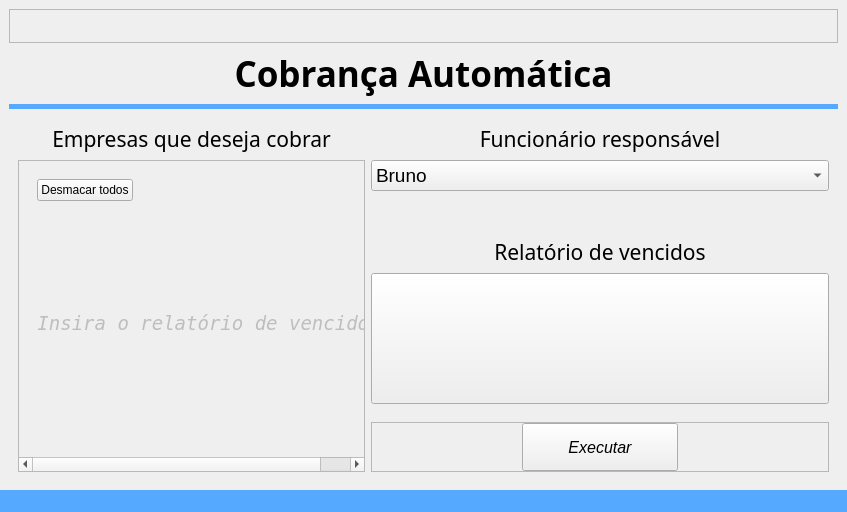
The window that code/src/ui/window_cobranca.ui (Sl3nc/Email_Debt) describes before a commit, drawn with Qt 5.
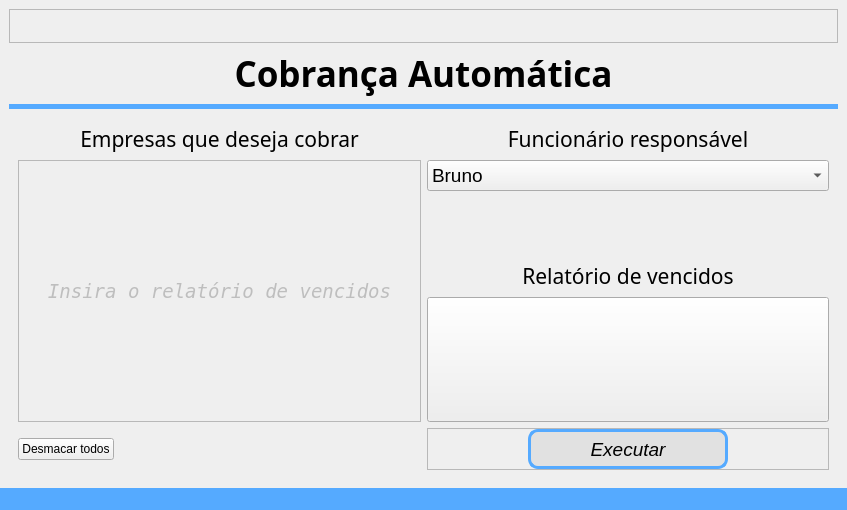
The same window after the commit. Icons and pictures are not drawn.

Patch:
```diff
--- a/code/src/ui/window_cobranca.ui
+++ b/code/src/ui/window_cobranca.ui
@@ -7,13 +7,13 @@
     <x>0</x>
     <y>0</y>
     <width>847</width>
-    <height>512</height>
+    <height>510</height>
    </rect>
   </property>
   <property name="minimumSize">
    <size>
     <width>847</width>
-    <height>491</height>
+    <height>510</height>
    </size>
   </property>
   <property name="windowTitle">
@@ -98,34 +98,21 @@
        <number>0</number>
       </property>
       <widget class="QWidget" name="page">
+       <property name="layoutDirection">
+        <enum>Qt::LayoutDirection::LeftToRight</enum>
+       </property>
        <layout class="QGridLayout" name="gridLayout_3">
-        <item row="3" column="1">
-         <spacer name="verticalSpacer">
-          <property name="orientation">
-           <enum>Qt::Orientation::Vertical</enum>
-          </property>
-          <property name="sizeType">
-           <enum>QSizePolicy::Policy::Maximum</enum>
-          </property>
-          <property name="sizeHint" stdset="0">
-           <size>
-            <width>20</width>
-            <height>40</height>
-           </size>
-          </property>
-         </spacer>
-        </item>
-        <item row="5" column="1">
+        <item row="9" column="1">
          <widget class="QPushButton" name="pushButton_body_relatorio_anexar">
           <property name="sizePolicy">
-           <sizepolicy hsizetype="Minimum" vsizetype="Expanding">
+           <sizepolicy hsizetype="Expanding" vsizetype="Expanding">
             <horstretch>0</horstretch>
             <verstretch>0</verstretch>
            </sizepolicy>
           </property>
           <property name="minimumSize">
            <size>
-            <width>0</width>
+            <width>400</width>
             <height>50</height>
            </size>
           </property>
@@ -135,6 +122,12 @@
             <pointsize>12</pointsize>
            </font>
           </property>
+          <property name="cursor">
+           <cursorShape>PointingHandCursor</cursorShape>
+          </property>
+          <property name="layoutDirection">
+           <enum>Qt::LayoutDirection::LeftToRight</enum>
+          </property>
           <property name="text">
            <string/>
           </property>
@@ -152,12 +145,21 @@
         </item>
         <item row="1" column="1" rowspan="2">
          <widget class="QComboBox" name="comboBox_body_funcionario">
+          <property name="sizePolicy">
+           <sizepolicy hsizetype="Minimum" vsizetype="Fixed">
+            <horstretch>0</horstretch>
+            <verstretch>0</verstretch>
+           </sizepolicy>
+          </property>
           <property name="font">
            <font>
             <family>Segoe UI</family>
             <pointsize>14</pointsize>
            </font>
           </property>
+          <property name="cursor">
+           <cursorShape>PointingHandCursor</cursorShape>
+          </property>
           <property name="layoutDirection">
            <enum>Qt::LayoutDirection::LeftToRight</enum>
           </property>
@@ -173,7 +175,7 @@
           </item>
          </widget>
         </item>
-        <item row="4" column="1">
+        <item row="8" column="1">
          <widget class="QLabel" name="label_bodyrelatorio_title">
           <property name="sizePolicy">
            <sizepolicy hsizetype="Preferred" vsizetype="Maximum">
@@ -195,99 +197,23 @@
           </property>
          </widget>
         </item>
-        <item row="0" column="0">
-         <widget class="QLabel" name="label_body_empresas_title">
-          <property name="font">
-           <font>
-            <family>Tw Cen MT</family>
-            <pointsize>16</pointsize>
-           </font>
-          </property>
-          <property name="text">
-           <string>Empresas que deseja cobrar</string>
-          </property>
-          <property name="alignment">
-           <set>Qt::AlignmentFlag::AlignCenter</set>
-          </property>
-         </widget>
-        </item>
-        <item row="0" column="1">
-         <widget class="QLabel" name="label_body_funcionario_title">
+        <item row="10" column="0">
+         <widget class="QPushButton" name="pushButton_empresas_marcar">
           <property name="sizePolicy">
-           <sizepolicy hsizetype="Preferred" vsizetype="Maximum">
+           <sizepolicy hsizetype="Maximum" vsizetype="Maximum">
             <horstretch>0</horstretch>
             <verstretch>0</verstretch>
            </sizepolicy>
           </property>
-          <property name="font">
-           <font>
-            <family>Tw Cen MT</family>
-            <pointsize>16</pointsize>
-           </font>
+          <property name="cursor">
+           <cursorShape>PointingHandCursor</cursorShape>
           </property>
           <property name="text">
-           <string>Funcionário responsável</string>
+           <string>Desmacar todos</string>
           </property>
-          <property name="alignment">
-           <set>Qt::AlignmentFlag::AlignCenter</set>
-          </property>
          </widget>
         </item>
-        <item row="8" column="1">
-         <widget class="QFrame" name="frame">
-          <property name="frameShape">
-           <enum>QFrame::Shape::StyledPanel</enum>
-          </property>
-          <property name="frameShadow">
-           <enum>QFrame::Shadow::Raised</enum>
-          </property>
-          <layout class="QGridLayout" name="gridLayout_4">
-           <property name="leftMargin">
-            <number>150</number>
-           </property>
-           <property name="topMargin">
-            <number>0</number>
-           </property>
-           <property name="rightMargin">
-            <number>150</number>
-           </property>
-           <property name="bottomMargin">
-            <number>0</number>
-           </property>
-           <item row="0" column="0">
-            <widget class="QPushButton" name="pushButton_body_executar">
-             <property name="enabled">
-              <bool>true</bool>
-             </property>
-             <property name="sizePolicy">
-              <sizepolicy hsizetype="Expanding" vsizetype="Maximum">
-               <horstretch>0</horstretch>
-               <verstretch>0</verstretch>
-              </sizepolicy>
-             </property>
-             <property name="minimumSize">
-              <size>
-               <width>156</width>
-               <height>48</height>
-              </size>
-             </property>
-             <property name="font">
-              <font>
-               <pointsize>12</pointsize>
-               <italic>true</italic>
-               <bold>false</bold>
-               <underline>false</underline>
-              </font>
-             </property>
-             <property name="text">
-              <string>Executar</string>
-             </property>
-            </widget>
-           </item>
-          </layout>
-         </widget>
-        </item>
-        <item row="1" column="0" rowspan="8">
+        <item row="1" column="0" rowspan="9">
          <widget class="QScrollArea" name="scrollArea">
           <property name="enabled">
            <bool>true</bool>
@@ -303,8 +229,8 @@
             <rect>
              <x>0</x>
              <y>0</y>
-             <width>345</width>
-             <height>173</height>
+             <width>384</width>
+             <height>132</height>
             </rect>
            </property>
            <layout class="QGridLayout" name="gridLayout_6">
@@ -342,19 +268,6 @@
                   </item>
                  </layout>
                 </item>
-                <item row="0" column="0">
-                 <widget class="QPushButton" name="pushButton_empresas_marcar">
-                  <property name="sizePolicy">
-                   <sizepolicy hsizetype="Maximum" vsizetype="Maximum">
-                    <horstretch>0</horstretch>
-                    <verstretch>0</verstretch>
-                   </sizepolicy>
-                  </property>
-                  <property name="text">
-                   <string>Desmacar todos</string>
-                  </property>
-                 </widget>
-                </item>
                </layout>
               </widget>
               <widget class="QWidget" name="page_6">
@@ -386,6 +299,120 @@
           </widget>
          </widget>
         </item>
+        <item row="10" column="1">
+         <widget class="QFrame" name="frame">
+          <property name="sizePolicy">
+           <sizepolicy hsizetype="Preferred" vsizetype="Maximum">
+            <horstretch>0</horstretch>
+            <verstretch>0</verstretch>
+           </sizepolicy>
+          </property>
+          <property name="frameShape">
+           <enum>QFrame::Shape::StyledPanel</enum>
+          </property>
+          <property name="frameShadow">
+           <enum>QFrame::Shadow::Raised</enum>
+          </property>
+          <layout class="QGridLayout" name="gridLayout_4">
+           <property name="topMargin">
+            <number>0</number>
+           </property>
+           <property name="bottomMargin">
+            <number>0</number>
+           </property>
+           <item row="0" column="0">
+            <widget class="QPushButton" name="pushButton_body_executar">
+             <property name="enabled">
+              <bool>true</bool>
+             </property>
+             <property name="sizePolicy">
+              <sizepolicy hsizetype="Maximum" vsizetype="Maximum">
+               <horstretch>0</horstretch>
+               <verstretch>0</verstretch>
+              </sizepolicy>
+             </property>
+             <property name="minimumSize">
+              <size>
+               <width>200</width>
+               <height>40</height>
+              </size>
+             </property>
+             <property name="font">
+              <font>
+               <pointsize>14</pointsize>
+               <italic>true</italic>
+               <bold>false</bold>
+               <underline>false</underline>
+              </font>
+             </property>
+             <property name="cursor">
+              <cursorShape>PointingHandCursor</cursorShape>
+             </property>
+             <property name="styleSheet">
+              <string notr="true">border: 2.5px solid rgb(85, 170, 255); border-radius: 10px; background-color: #E1E1E1;</string>
+             </property>
+             <property name="text">
+              <string>Executar</string>
+             </property>
+            </widget>
+           </item>
+          </layout>
+         </widget>
+        </item>
+        <item row="3" column="1">
+         <spacer name="verticalSpacer">
+          <property name="orientation">
+           <enum>Qt::Orientation::Vertical</enum>
+          </property>
+          <property name="sizeType">
+           <enum>QSizePolicy::Policy::Maximum</enum>
+          </property>
+          <property name="sizeHint" stdset="0">
+           <size>
+            <width>20</width>
+            <height>40</height>
+           </size>
+          </property>
+         </spacer>
+        </item>
+        <item row="0" column="0">
+         <widget class="QLabel" name="label_body_empresas_title">
+          <property name="font">
+           <font>
+            <family>Tw Cen MT</family>
+            <pointsize>16</pointsize>
+           </font>
+          </property>
+          <property name="text">
+           <string>Empresas que deseja cobrar</string>
+          </property>
+          <property name="alignment">
+           <set>Qt::AlignmentFlag::AlignCenter</set>
+          </property>
+         </widget>
+        </item>
+        <item row="0" column="1">
+         <widget class="QLabel" name="label_body_funcionario_title">
+          <property name="sizePolicy">
+           <sizepolicy hsizetype="Preferred" vsizetype="Maximum">
+            <horstretch>0</horstretch>
+            <verstretch>0</verstretch>
+           </sizepolicy>
+          </property>
+          <property name="font">
+           <font>
+            <family>Tw Cen MT</family>
+            <pointsize>16</pointsize>
+           </font>
+          </property>
+          <property name="text">
+           <string>Funcionário responsável</string>
+          </property>
+          <property name="alignment">
+           <set>Qt::AlignmentFlag::AlignCenter</set>
+          </property>
+         </widget>
+        </item>
        </layout>
       </widget>
       <widget class="QWidget" name="page_2">
@@ -599,6 +626,17 @@
         </item>
        </layout>
       </widget>
+      <widget class="QWidget" name="page_4">
+       <layout class="QGridLayout" name="gridLayout_12">
+        <item row="0" column="0">
+         <widget class="QTreeView" name="treeView">
+          <property name="animated">
+           <bool>false</bool>
+          </property>
+         </widget>
+        </item>
+       </layout>
+      </widget>
      </widget>
     </item>
    </layout>
```
